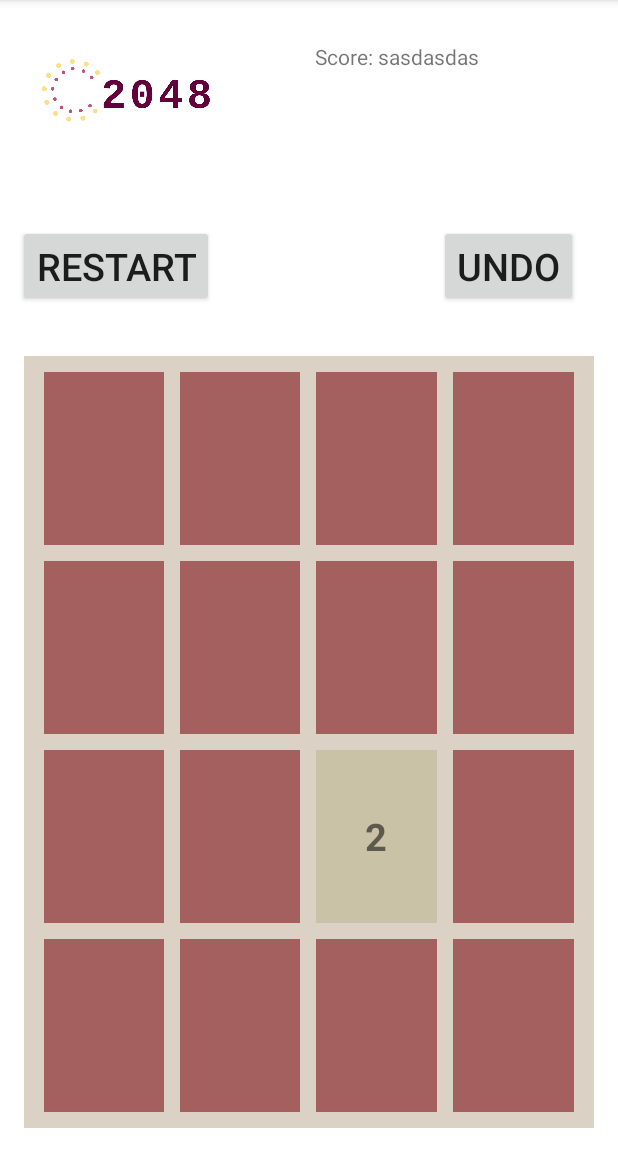
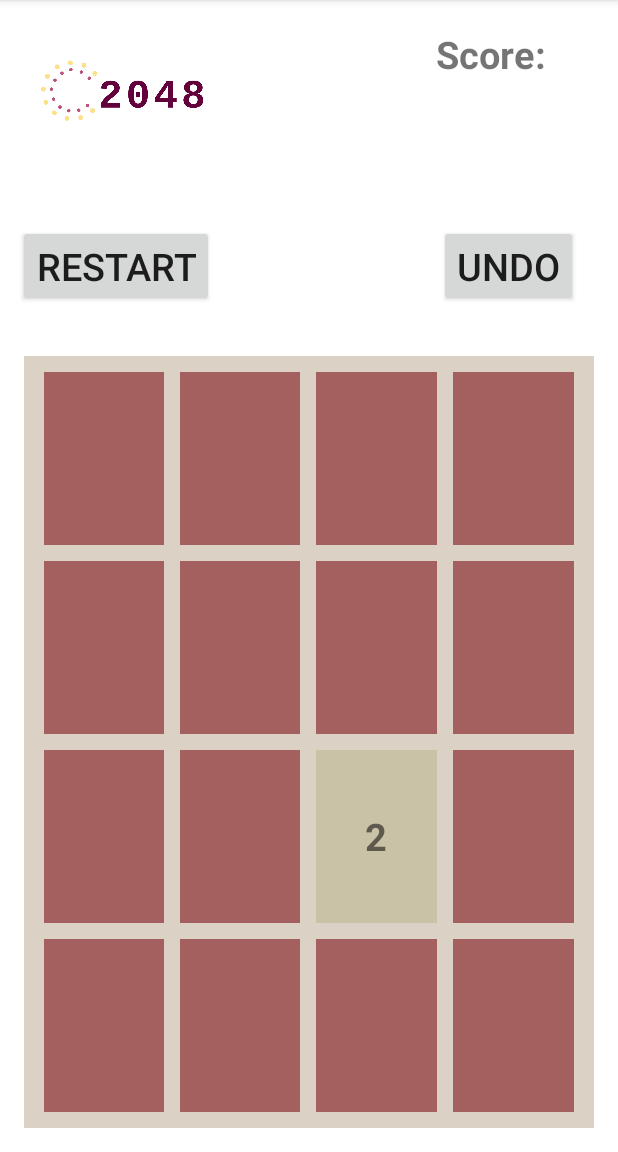
Before and after one commit to kalaycibugra/my2048, an Android app: the game screen opened directly, with no data from a screen before it, on a phone screen of 412 x 824 dp, the part 84-1236 px from its top. Run offline under Robolectric (Android 15) with nearby library versions, the phone set to English and light mode, and no system bars.

Commit message:
minor changes

```diff
--- a/app/src/main/res/layout/activity_game.xml
+++ b/app/src/main/res/layout/activity_game.xml
@@ -26,12 +26,17 @@
             app:srcCompat="@drawable/facebook_cover_photo_1" />
 
         <TextView
+            android:id="@+id/score"
             android:layout_width="wrap_content"
             android:layout_height="77dp"
-            android:layout_gravity="center"
+            android:gravity="center"
             android:layout_weight="2"
             android:background="#FFFFFF"
-            android:text="Score: sasdasdas" />
+            android:text="Score:\n"
+            android:textStyle="bold"
+            android:textSize="25dp"
+
+            android:layout_marginLeft="50dp"/>
 
 
     </LinearLayout>
```
Also changed, not shown: app/src/main/java/com/example/my2048/game.java (+46 -10 lines).
